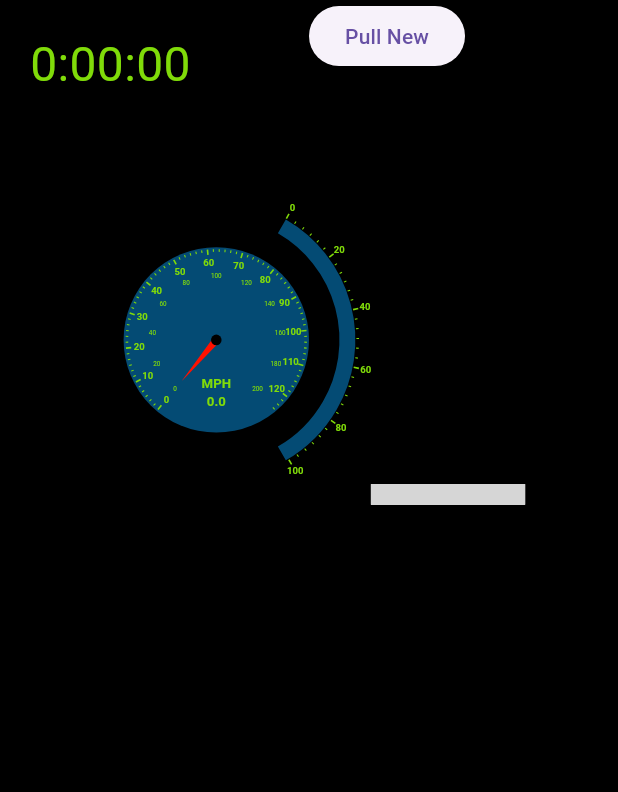
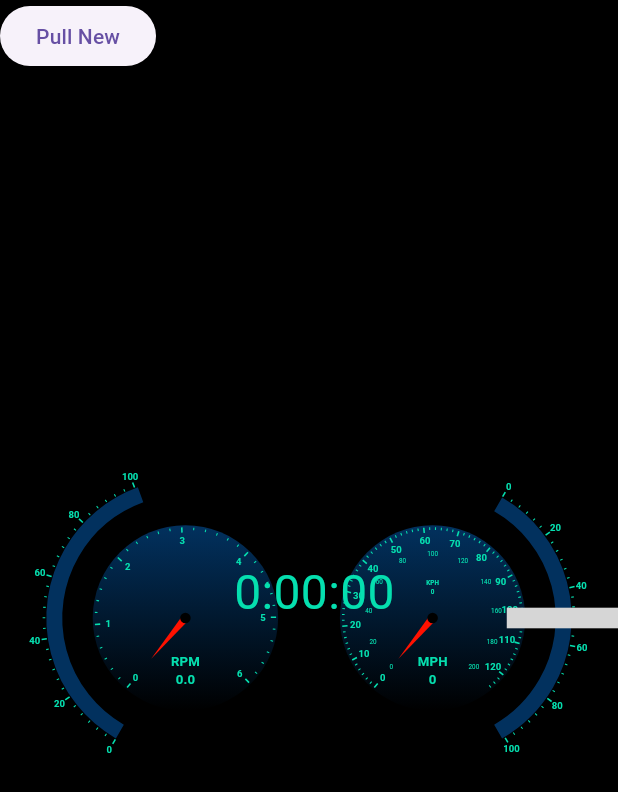
Before and after one commit to AsaHenley/car_gauge, a Flutter app: the screen it shows after launch, on a phone screen of 412 x 824 dp. Shown: the top 792 px of the screen. Run offline on Flutter 3.47's test engine with Material 3 defaults, Android fonts, the phone set to English and light mode, and no system bars; drawn by our look-alikes of syncfusion_flutter_gauges; grey boxes are pictures that could not be loaded.

Commit message:
Readjusted Locations and added RPM gauge

```diff
--- a/car_gauges_flutter/lib/main.dart
+++ b/car_gauges_flutter/lib/main.dart
@@ -4,8 +4,9 @@ import 'package:flutter/material.dart';
 import 'package:http/http.dart' as http;
 
 bool hasData = false;
-Color mainColor = const Color.fromARGB(255, 128, 219, 9);
-Color secondaryColor = const Color.fromARGB(255, 4, 75, 116); //const Color.fromARGB(255, 2, 60, 75);
+Color mainColor = const Color.fromARGB(255, 5, 223, 175);
+Color secondaryColor = const Color.fromARGB(255, 2, 49, 94); //const Color.fromARGB(255, 2, 60, 75);
+Color background = const Color.fromARGB(255, 0, 0, 0);
 void main() {
   runApp(const MainApp());
 }
@@ -34,28 +35,37 @@ class Display extends StatefulWidget{
 class DisplayState extends State<Display>{
 
   double speed = 0;
+  double rmp = 0;
   double fuelLevel = 0;
   double throttle = 0;
+  double coolTemp = 0;
+  double oilTemp = 0;
   Duration tripTime = Duration(seconds: 0);
 
   @override
   Widget build(BuildContext context) {
     Size screenSize = MediaQuery.of(context).size;
+    double speedWidth = screenSize.width * 0.3;
+    Offset speedLoc = Offset(screenSize.height * 0.5, screenSize.width * 0.7) - Offset(speedWidth/2, speedWidth/2);
+    Offset rpmLoc = Offset(screenSize.height * 0.5, screenSize.width * 0.3) - Offset(speedWidth/2, speedWidth/2);
     return Container(
-      color: const Color.fromARGB(255, 0, 0, 0),
+      color: background,
       child:
           Stack(
             children: [
               Positioned(
-                left: screenSize.width/2,
+                left: 0,
                 child: ElevatedButton(
                   onPressed: () {
                     getObdData().then((data){
                       setState(() {
                         if(!hasData){return;}
                         speed = data['speed'].toDouble();
+                        rmp = data['rpm'].toDouble();
                         fuelLevel = data['fuel'].toDouble();
                         throttle = data['throttle'].toDouble();
+                        coolTemp = data['coolant_temp'].toDouble();
+                        oilTemp = data['oil_temp'].toDouble();
                         tripTime = Duration(seconds: data['run_time']);
                       });
                     });
@@ -63,35 +73,52 @@ class DisplayState extends State<Display>{
                   child: Text('Pull New')
                 )
               ),
-              Positioned(
-                top: screenSize.height * 0.2,
-                left: screenSize.width * 0.2,
+              Positioned( // Speedometer
+                top: speedLoc.dx,
+                left: speedLoc.dy,
                 child: Container(
-                  width: screenSize.width * 0.3,
-                  decoration: BoxDecoration(shape: BoxShape.circle, color: secondaryColor),
-                  child: FittedBox(fit: BoxFit.contain, child: Speedometer(speed: speed, title: 'MPH'))
+                  width: speedWidth,
+                  decoration: BoxDecoration(shape: BoxShape.circle, gradient: LinearGradient(colors: [background, secondaryColor], begin: Alignment.bottomCenter, end: Alignment.topCenter)),
+                  child: FittedBox(fit: BoxFit.contain, child: Speedometer(speedKph: speed, title: 'MPH'))
+                )
+              ),
+              Positioned( // Throttle Level
+                top: speedLoc.dx,
+                left: speedLoc.dy,
+                child: SizedBox(
+                  width: speedWidth,
+                  child: FittedBox(fit: BoxFit.contain, child: RadialLevel(level: fuelLevel, startAng: 300, endAng: 60))
+                )
+              ),
+              Positioned( // RMP
+                top: rpmLoc.dx,
+                left: rpmLoc.dy,
+                child: Container(
+                  width: speedWidth,
+                  decoration: BoxDecoration(shape: BoxShape.circle, gradient: LinearGradient(colors: [background, secondaryColor], begin: Alignment.bottomCenter, end: Alignment.topCenter)),
+                  child: FittedBox(fit: BoxFit.contain, child: RmpGauge(rmp: rmp, title: 'RPM',))
+                )
+              ),
+              Positioned( // Other
+                top: rpmLoc.dx,
+                left: rpmLoc.dy,
+                child: SizedBox(
+                  width: speedWidth,
+                  child: FittedBox(fit: BoxFit.contain, child: RadialLevel(level: throttle, startAng: 120, endAng: 250))
                 )
               ),
               Positioned(
-                top: screenSize.height * 0.2,
-                left: screenSize.width * 0.2,
-                child: SizedBox(
-                  width: screenSize.width * 0.3,
-                  child: FittedBox(fit: BoxFit.contain, child: RadialLevel(level: throttle))
-                )
-              ),
-              Positioned(
-                left: screenSize.width*0.6,
-                top: screenSize.height*0.15,
+                left: screenSize.width*0.82,
+                top: screenSize.height*0.2,
                 child: SizedBox(
                   width: screenSize.width * 0.25,
-                  height: screenSize.height * .5,
+                  height: screenSize.height * 0.6,
                   child: FittedBox(fit: BoxFit.contain, child: LevelGauge(level: fuelLevel)),
                 )
               ),
               Positioned(
-                left: 20,
-                top: 20,
+                left: screenSize.width/2 - 50,
+                top: screenSize.height/2 -40,
                 child: Text(tripTime.toString().substring(0, tripTime.toString().indexOf('.')), style: TextStyle(color: mainColor, fontSize: 32))
               )
             ],
--- a/car_gauges_flutter/lib/obd_gauges.dart
+++ b/car_gauges_flutter/lib/obd_gauges.dart
@@ -1,3 +1,5 @@
+import 'dart:math';
+
 import 'package:flutter/material.dart';
 import 'package:syncfusion_flutter_gauges/gauges.dart';
 import 'package:car_gauges_flutter/main.dart';
@@ -7,10 +9,10 @@ import 'package:car_gauges_flutter/main.dart';
 class Speedometer extends StatelessWidget{
   const Speedometer(
     {super.key,
-    required this.speed,
+    required this.speedKph,
     this.title = ''});
 
-  final double speed;
+  final double speedKph;
   final String title;
 
   @override
@@ -37,7 +39,7 @@ class Speedometer extends StatelessWidget{
           majorTickStyle: MajorTickStyle(length: 10, thickness: 3, color: mainColor),
           minorTickStyle: MinorTickStyle(length: 5, thickness: 2, color: mainColor),
           pointers: [
-            NeedlePointer(value: speed, knobStyle: KnobStyle(color: Colors.black, knobRadius: 0.06), needleEndWidth: 7, needleStartWidth: 0.1, needleColor: const Color.fromARGB(255, 255, 17, 0), enableAnimation: true)
+            NeedlePointer(value: speedKph/1.60934, knobStyle: KnobStyle(color: Colors.black, knobRadius: 0.06), needleEndWidth: 7, needleStartWidth: 0.1, needleColor: const Color.fromARGB(255, 255, 17, 0), enableAnimation: true)
             ],
           annotations: [
             GaugeAnnotation(
@@ -46,7 +48,17 @@ class Speedometer extends StatelessWidget{
               positionFactor: 0.5,
             ),
             GaugeAnnotation(
-              widget: Text('$speed', style: TextStyle(fontSize: 25, fontWeight: FontWeight.bold, color: mainColor),),
+              widget: Text('KPH', style: TextStyle(fontSize: 12, fontWeight: FontWeight.bold, color: mainColor),),
+              angle: 270,
+              positionFactor: 0.4,
+            ),
+            GaugeAnnotation(
+              widget: Text('${(speedKph).round()}', style: TextStyle(fontSize: 12, fontWeight: FontWeight.bold, color: mainColor),),
+              angle: 270,
+              positionFactor: 0.3,
+            ),
+            GaugeAnnotation(
+              widget: Text('${(speedKph/1.60934).round()}', style: TextStyle(fontSize: 25, fontWeight: FontWeight.bold, color: mainColor),),
               angle: 90,
               positionFactor: 0.7,
             ),
@@ -61,10 +73,14 @@ class RadialLevel extends StatelessWidget{
   const RadialLevel(
     {super.key,
     required this.level,
-    this.title = ''});
+    this.title = '',
+    this.startAng = 130,
+    this.endAng = 50});
 
   final double level;
   final String title;
+  final double startAng;
+  final double endAng;
 
   @override
   Widget build(BuildContext context) {
@@ -77,8 +93,8 @@ class RadialLevel extends StatelessWidget{
           minorTicksPerInterval: 5,
           majorTickStyle: MajorTickStyle(length: 10, thickness: 3, color: mainColor),
           minorTickStyle: MinorTickStyle(length: 5, thickness: 2, color: mainColor),
-          startAngle: 300,
-          endAngle: 60,
+          startAngle: startAng,
+          endAngle: endAng,
           radiusFactor: 1.5,
           ticksPosition: ElementsPosition.outside,
           labelsPosition: ElementsPosition.outside,
@@ -92,6 +108,51 @@ class RadialLevel extends StatelessWidget{
               widget: Text(title, style: TextStyle(fontSize: 25, fontWeight: FontWeight.bold, color: mainColor),),
               angle: 90,
               positionFactor: 0.5,
+            ),
+          ],
+        )
+      ],
+    );
+  }
+}
+
+class RmpGauge extends StatelessWidget{
+  const RmpGauge(
+    {super.key,
+    required this.rmp,
+    this.title = ''});
+
+  final double rmp;
+  final String title;
+
+  @override
+  Widget build(BuildContext context) {
+    return SfRadialGauge(
+      axes: [
+        RadialAxis(
+          minimum: 0,
+          maximum: 6.1,
+          labelOffset: 10,
+          tickOffset: -5,
+          axisLabelStyle: GaugeTextStyle(color: mainColor, fontSize: 18, fontWeight: FontWeight.bold),
+          showAxisLine: false,
+          interval: 1,
+          minorTicksPerInterval: 5,
+          majorTickStyle: MajorTickStyle(length: 10, thickness: 3, color: mainColor),
+          minorTickStyle: MinorTickStyle(length: 5, thickness: 2, color: mainColor),
+          pointers: [
+            NeedlePointer(value: rmp/1000, knobStyle: KnobStyle(color: Colors.black, knobRadius: 0.06), needleEndWidth: 7, needleStartWidth: 0.1, needleColor: const Color.fromARGB(255, 255, 17, 0), enableAnimation: true)
+            ],
+          annotations: [
+            GaugeAnnotation(
+              widget: Text(title, style: TextStyle(fontSize: 25, fontWeight: FontWeight.bold, color: mainColor),),
+              angle: 90,
+              positionFactor: 0.5,
+            ),
+            GaugeAnnotation(
+              widget: Text('$rmp', style: TextStyle(fontSize: 25, fontWeight: FontWeight.bold, color: mainColor),),
+              angle: 90,
+              positionFactor: 0.7,
             ),
           ],
         )
```
